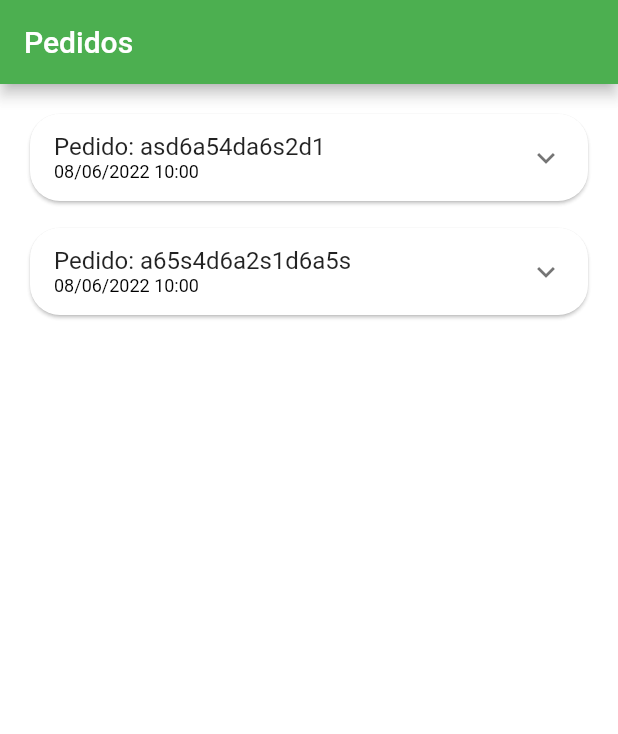
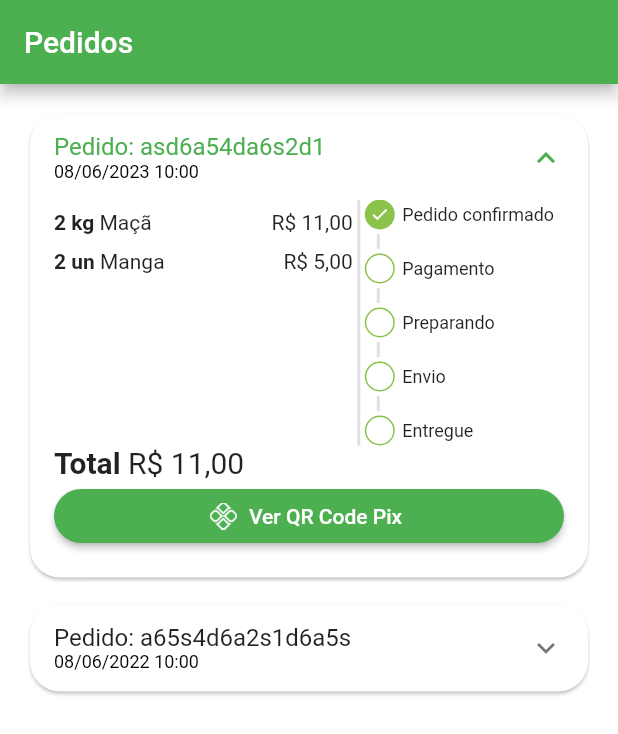
Before and after one commit to Haimcer/GreebGrosser, a Flutter app: the OrdersTab screen opened directly, on a phone screen of 412 x 824 dp. Shown: the top 734 px of the screen. Run offline on Flutter 3.47's test engine with Material 2 defaults, Android fonts, the phone set to English and light mode, and no system bars; our stand-ins replace animated_text_kit, badges, mask_text_input_formatter.

Commit message:
Page Order

```diff
--- a/lib/src/config/app_data.dart
+++ b/lib/src/config/app_data.dart
@@ -103,10 +103,10 @@ List<OrderModel> orders = [
   OrderModel(
     copyAndPaste: 'q1w2e3r4t5y6',
     createdDateTime: DateTime.parse(
-      '2022-06-08 10:00:10.458',
+      '2023-06-08 10:00:10.458',
     ),
     overdueDateTime: DateTime.parse(
-      '2022-06-08 11:00:10.458',
+      '2023-06-08 11:00:10.458',
     ),
     id: 'asd6a54da6s2d1',
     status: 'pending_payment',
@@ -130,7 +130,7 @@ List<OrderModel> orders = [
       '2022-06-08 10:00:10.458',
     ),
     overdueDateTime: DateTime.parse(
-      '2022-06-08 11:00:10.458',
+      '2023-06-08 11:00:10.458',
     ),
     id: 'a65s4d6a2s1d6a5s',
     status: 'delivered',
--- /dev/null
+++ b/lib/src/pages/common_widgets/payment_dialog.dart
@@ -0,0 +1,11 @@
+import 'package:flutter/src/widgets/container.dart';
+import 'package:flutter/src/widgets/framework.dart';
+
+class PaymentDialog extends StatelessWidget {
+  const PaymentDialog({super.key});
+
+  @override
+  Widget build(BuildContext context) {
+    return Container();
+  }
+}
--- /dev/null
+++ b/lib/src/pages/orders/components/order_status_widget.dart
@@ -0,0 +1,140 @@
+import 'package:flutter/material.dart';
+import 'package:greengrosser/src/config/custom_colors.dart';
+
+class OrderStatusWidget extends StatelessWidget {
+  OrderStatusWidget({super.key, required this.status, required this.isOverdue});
+
+  final String status;
+  final bool isOverdue;
+
+  final Map<String, int> allStatus = <String, int>{
+    'pending_payment': 0,
+    'refunded': 1,
+    'paid': 2,
+    'preparing_purchase': 3,
+    'shipping': 4,
+    'delivered': 5,
+  };
+
+  int get currentStatus => allStatus[status]!;
+
+  @override
+  Widget build(BuildContext context) {
+    return Column(
+      crossAxisAlignment: CrossAxisAlignment.start,
+      children: [
+        const _StatusDot(
+          isActive: true,
+          title: 'Pedido confirmado',
+        ),
+        const _CustomDivider(),
+        if (currentStatus == 1) ...[
+          const _StatusDot(
+            isActive: true,
+            title: 'Pix estornado',
+            backgroundColor: Colors.orange,
+          ),
+        ] else if (isOverdue) ...[
+          const _StatusDot(
+            isActive: true,
+            title: 'Pagamento Pix vencido',
+            backgroundColor: Colors.red,
+          ),
+        ] else ...[
+          _StatusDot(
+            isActive: currentStatus >= 2,
+            title: 'Pagamento',
+          ),
+          const _CustomDivider(),
+          _StatusDot(
+            isActive: currentStatus >= 3,
+            title: 'Preparando',
+          ),
+          const _CustomDivider(),
+          _StatusDot(
+            isActive: currentStatus >= 4,
+            title: 'Envio',
+          ),
+          const _CustomDivider(),
+          _StatusDot(
+            isActive: currentStatus == 5,
+            title: 'Entregue',
+          ),
+        ],
+      ],
+    );
+  }
+}
+
+//todo Divider
+
+class _CustomDivider extends StatelessWidget {
+  const _CustomDivider();
+
+  @override
+  Widget build(BuildContext context) {
+    return Container(
+      margin: const EdgeInsets.symmetric(horizontal: 8, vertical: 3),
+      height: 10,
+      width: 2,
+      color: Colors.grey.shade300,
+    );
+  }
+}
+
+//todo Dot
+
+class _StatusDot extends StatelessWidget {
+  const _StatusDot(
+      {required this.isActive, required this.title, this.backgroundColor});
+
+  final bool isActive;
+  final String title;
+  final Color? backgroundColor;
+
+  @override
+  Widget build(BuildContext context) {
+    return Row(
+      children: [
+        //todo Dot
+
+        Container(
+          alignment: Alignment.center,
+          height: 20,
+          width: 20,
+          decoration: BoxDecoration(
+            shape: BoxShape.circle,
+            border: Border.all(
+              color: CustomColors.customSwatchColor,
+            ),
+            color: isActive
+                ? backgroundColor ?? CustomColors.customSwatchColor
+                : Colors.transparent,
+          ),
+          child: isActive
+              ? const Icon(
+                  Icons.check,
+                  size: 13,
+                  color: Colors.white,
+                )
+              : const SizedBox.shrink(),
+        ),
+
+        const SizedBox(
+          width: 5,
+        ),
+
+        //todo Texto
+
+        Expanded(
+          child: Text(
+            title,
+            style: const TextStyle(
+              fontSize: 12,
+            ),
+          ),
+        ),
+      ],
+    );
+  }
+}
--- a/lib/src/pages/orders/components/order_tile.dart
+++ b/lib/src/pages/orders/components/order_tile.dart
@@ -1,5 +1,6 @@
 import 'package:flutter/material.dart';
 import 'package:greengrosser/src/models/order_model.dart';
+import 'package:greengrosser/src/pages/orders/components/order_status_widget.dart';
 import 'package:greengrosser/src/services/utils_services.dart';
 
 import '../../../models/cart_item_model.dart';
@@ -20,6 +21,7 @@ class OrderTile extends StatelessWidget {
       child: Theme(
         data: Theme.of(context).copyWith(dividerColor: Colors.transparent),
         child: ExpansionTile(
+          initiallyExpanded: order.status == 'pending_payment',
           childrenPadding: const EdgeInsets.fromLTRB(16, 0, 16, 16),
           title: Column(
             mainAxisSize: MainAxisSize.min,
@@ -35,13 +37,17 @@ class OrderTile extends StatelessWidget {
               ),
             ],
           ),
+          expandedCrossAxisAlignment: CrossAxisAlignment.stretch,
           children: [
-            SizedBox(
-              height: 150,
+            IntrinsicHeight(
               child: Row(
                 children: [
+                  //todo Lista de produtos
+
                   Expanded(
                     flex: 3,
+                    child: SizedBox(
+                      height: 150,
                       child: ListView(
                         children: order.items.map((orderItem) {
                           return _OrderItemWidget(
@@ -51,13 +57,59 @@ class OrderTile extends StatelessWidget {
                         }).toList(),
                       ),
                     ),
+                  ),
+
+                  //todo Divisao
+
+                  VerticalDivider(
+                    color: Colors.grey.shade300,
+                    thickness: 2,
+                    width: 8,
+                  ),
+
+                  //todo Status do pedido
                   Expanded(
                     flex: 2,
-                    child: Container(
-                      color: Colors.blue,
-                    ),
+                    child: OrderStatusWidget(
+                        status: order.status,
+                        isOverdue:
+                            order.overdueDateTime.isBefore(DateTime.now())),
                   )
                 ],
+              ),
+            ),
+
+            //todo Total
+            Text.rich(
+              TextSpan(
+                style: const TextStyle(
+                  fontSize: 20,
+                ),
+                children: [
+                  const TextSpan(
+                    text: 'Total ',
+                    style: TextStyle(
+                      fontWeight: FontWeight.bold,
+                    ),
+                  ),
+                  TextSpan(text: utilsServices.priceToCurrency(order.total)),
+                ],
+              ),
+            ),
+
+            //todo Botão pagamento
+
+            Visibility(
+              visible: order.status == 'pending_payment',
+              child: ElevatedButton.icon(
+                style: ElevatedButton.styleFrom(
+                  shape: RoundedRectangleBorder(
+                    borderRadius: BorderRadius.circular(20),
+                  ),
+                ),
+                onPressed: () {},
+                icon: Image.asset('assets/app_images/pix.png', height: 18),
+                label: const Text('Ver QR Code Pix'),
               ),
             ),
           ],
--- a/pubspec.yaml
+++ b/pubspec.yaml
@@ -66,6 +66,7 @@ flutter:
   # To add assets to your application, add an assets section, like this:
   assets:
      - assets/fruits/
+     - assets/app_images/
   #   - images/a_dot_ham.jpeg
 
   # An image asset can refer to one or more resolution-specific "variants", see
```
Also changed, not shown: assets/app_images/pix.png (added). Lines whose indentation alone changed are shown as unchanged.
